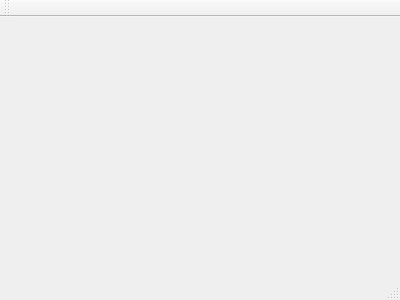
This is mainwindow.ui in cog777/ArtilleryDuel as Qt 5 draws it before an edit. The edited form follows.
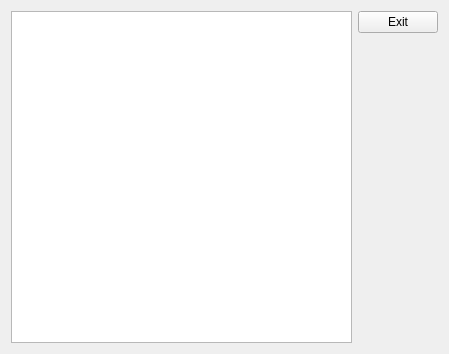
This is the edited form.

Commit message: Add graphicsView; Add exit button; Add Game; Improve MainWindow;

The edit to the form file:
```diff
--- a/mainwindow.ui
+++ b/mainwindow.ui
@@ -1,24 +1,54 @@
 <ui version="4.0">
  <class>MainWindow</class>
- <widget class="QMainWindow" name="MainWindow" >
-  <property name="geometry" >
+ <widget class="QMainWindow" name="MainWindow">
+  <property name="geometry">
    <rect>
     <x>0</x>
     <y>0</y>
-    <width>400</width>
-    <height>300</height>
+    <width>449</width>
+    <height>354</height>
    </rect>
   </property>
   <property name="windowTitle" >
    <string>MainWindow</string>
   </property>
-  <widget class="QMenuBar" name="menuBar" />
-  <widget class="QToolBar" name="mainToolBar" />
-  <widget class="QWidget" name="centralWidget" />
-  <widget class="QStatusBar" name="statusBar" />
+  <widget class="QWidget" name="centralWidget">
+   <layout class="QHBoxLayout" name="horizontalLayout_2">
+    <item>
+     <layout class="QHBoxLayout" name="horizontalLayout">
+      <item>
+       <widget class="QGraphicsView" name="graphicsView"/>
+      </item>
+      <item>
+       <layout class="QVBoxLayout" name="verticalLayout">
+        <item>
+         <widget class="QPushButton" name="exitButton">
+          <property name="text">
+           <string>Exit</string>
+          </property>
+         </widget>
+        </item>
+        <item>
+         <spacer name="verticalSpacer">
+          <property name="orientation">
+           <enum>Qt::Vertical</enum>
+          </property>
+          <property name="sizeHint" stdset="0">
+           <size>
+            <width>20</width>
+            <height>40</height>
+           </size>
+          </property>
+         </spacer>
+        </item>
+       </layout>
+      </item>
+     </layout>
+    </item>
+   </layout>
+  </widget>
  </widget>
- <layoutDefault spacing="6" margin="11" />
- <pixmapfunction></pixmapfunction>
+ <layoutdefault spacing="6" margin="11"/>
  <resources/>
  <connections/>
 </ui>
```
Left out of the diff: 3 changed lines with no effect on the pictures. The commit also changes 5 other files.
